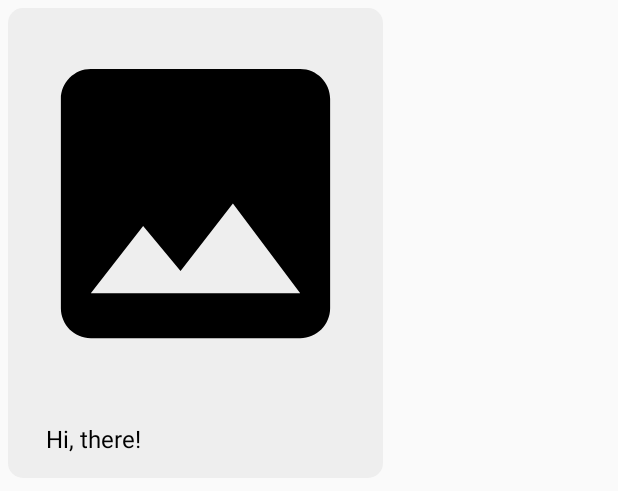
After one commit to mitterio/android-recipes, an Android app: the layout item_image_message_other.xml on its own in the app's theme, with its tools: preview values and no code run, on a phone screen of 412 x 824 dp. The commit adds this screen. Shown: the top 491 px of the screen. Run offline under Robolectric (Android 15) with nearby library versions, the phone set to English and light mode, and no system bars.

Commit message:
Showing image messages for other users

```diff
--- a/Image Messages/app/src/main/java/io/mitter/recipes/ChatRecyclerViewAdapter.kt
+++ b/Image Messages/app/src/main/java/io/mitter/recipes/ChatRecyclerViewAdapter.kt
@@ -11,6 +11,7 @@ import io.mitter.models.mardle.messaging.Message
 import io.mitter.models.mardle.messaging.StandardPayloadTypeNames
 import io.mitter.models.mardle.messaging.StandardTimelineEventTypeNames
 import io.mitter.models.mardle.messaging.TimelineEvent
+import kotlinx.android.synthetic.main.item_image_message_other.view.*
 import kotlinx.android.synthetic.main.item_image_message_self.view.*
 import kotlinx.android.synthetic.main.item_message_other.view.*
 import kotlinx.android.synthetic.main.item_message_self.view.*
@@ -25,12 +26,13 @@ class ChatRecyclerViewAdapter(
     private val MESSAGE_SELF_VIEW = 0
     private val MESSAGE_OTHER_VIEW = 1
     private val MESSAGE_SELF_IMAGE_VIEW = 2
-    private val MESSAGE_OTHER_IMAGE_VIEW = 2
+    private val MESSAGE_OTHER_IMAGE_VIEW = 3
 
     override fun onCreateViewHolder(parent: ViewGroup, viewType: Int): ViewHolder {
         val layoutId = when (viewType) {
             MESSAGE_SELF_VIEW -> R.layout.item_message_self
             MESSAGE_SELF_IMAGE_VIEW -> R.layout.item_image_message_self
+            MESSAGE_OTHER_IMAGE_VIEW -> R.layout.item_image_message_other
             else -> R.layout.item_message_other
         }
         val itemView = LayoutInflater.from(parent.context).inflate(layoutId, parent, false)
@@ -69,7 +71,17 @@ class ChatRecyclerViewAdapter(
                         itemView?.selfMessageCaption?.text = textPayload
                     }
                 } else {
-                    itemView?.otherMessageText?.text = textPayload
+                    if (payloadType == StandardPayloadTypeNames.TextMessage) {
+                        itemView?.otherMessageText?.text = textPayload
+                    } else {
+                        val remoteImage = objectMapper.treeToValue(messageData[0].data, RemoteImage::class.java)
+
+                        Glide.with(itemView.context)
+                            .load(getRemoteImagePath(remoteImage))
+                            .centerCrop()
+                            .into(itemView.otherMessageImage)
+                        itemView?.otherMessageCaption?.text = textPayload
+                    }
                 }
             }
         }
--- /dev/null
+++ b/Image Messages/app/src/main/res/drawable/back_grey_rounded_subtle.xml
@@ -0,0 +1,8 @@
+<?xml version="1.0" encoding="utf-8"?>
+<shape xmlns:android="http://schemas.android.com/apk/res/android"
+       android:shape="rectangle">
+
+    <corners android:radius="10dp" />
+    <solid android:color="#EEE" />
+
+</shape>
--- /dev/null
+++ b/Image Messages/app/src/main/res/layout/item_image_message_other.xml
@@ -0,0 +1,42 @@
+<?xml version="1.0" encoding="utf-8"?>
+<android.support.constraint.ConstraintLayout
+        xmlns:android="http://schemas.android.com/apk/res/android"
+        xmlns:app="http://schemas.android.com/apk/res-auto"
+        xmlns:tools="http://schemas.android.com/tools"
+        android:layout_width="match_parent"
+        android:layout_height="wrap_content">
+
+    <LinearLayout
+            android:layout_width="250dp"
+            android:layout_height="wrap_content"
+            android:background="@drawable/back_grey_rounded_subtle"
+            android:orientation="vertical"
+            android:layout_margin="5dp"
+            app:layout_constraintBottom_toBottomOf="parent"
+            app:layout_constraintStart_toStartOf="parent"
+            app:layout_constraintTop_toTopOf="parent">
+
+        <android.support.v7.widget.AppCompatImageView
+                android:id="@+id/otherMessageImage"
+                android:layout_width="match_parent"
+                android:layout_height="250dp"
+                tools:src="@drawable/ic_insert_photo_black_24dp"
+                android:layout_margin="5dp"
+        />
+
+        <android.support.v7.widget.AppCompatTextView
+                android:id="@+id/otherMessageCaption"
+                android:layout_width="wrap_content"
+                android:layout_height="wrap_content"
+                android:layout_margin="5dp"
+                android:paddingBottom="10dp"
+                android:paddingEnd="20dp"
+                android:paddingStart="20dp"
+                android:paddingTop="10dp"
+                android:textColor="@android:color/black"
+                android:textSize="16sp"
+                tools:text="Hi, there!"/>
+
+    </LinearLayout>
+
+</android.support.constraint.ConstraintLayout>
```
